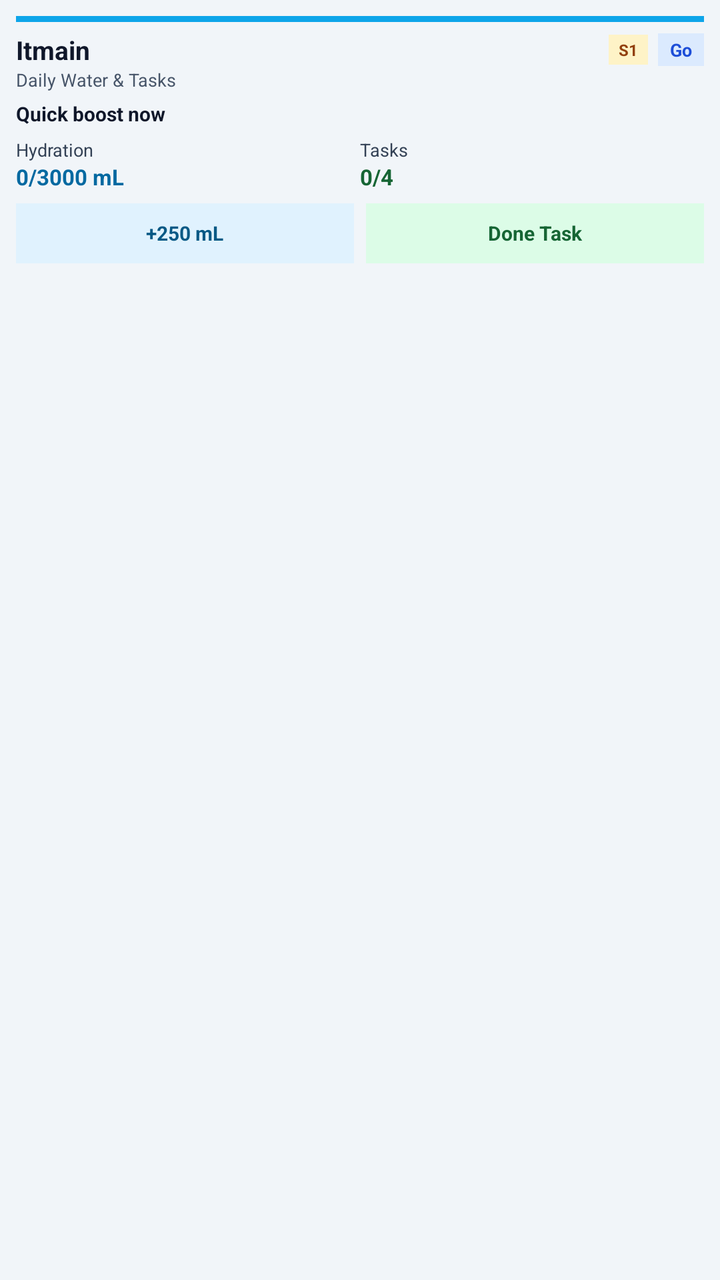
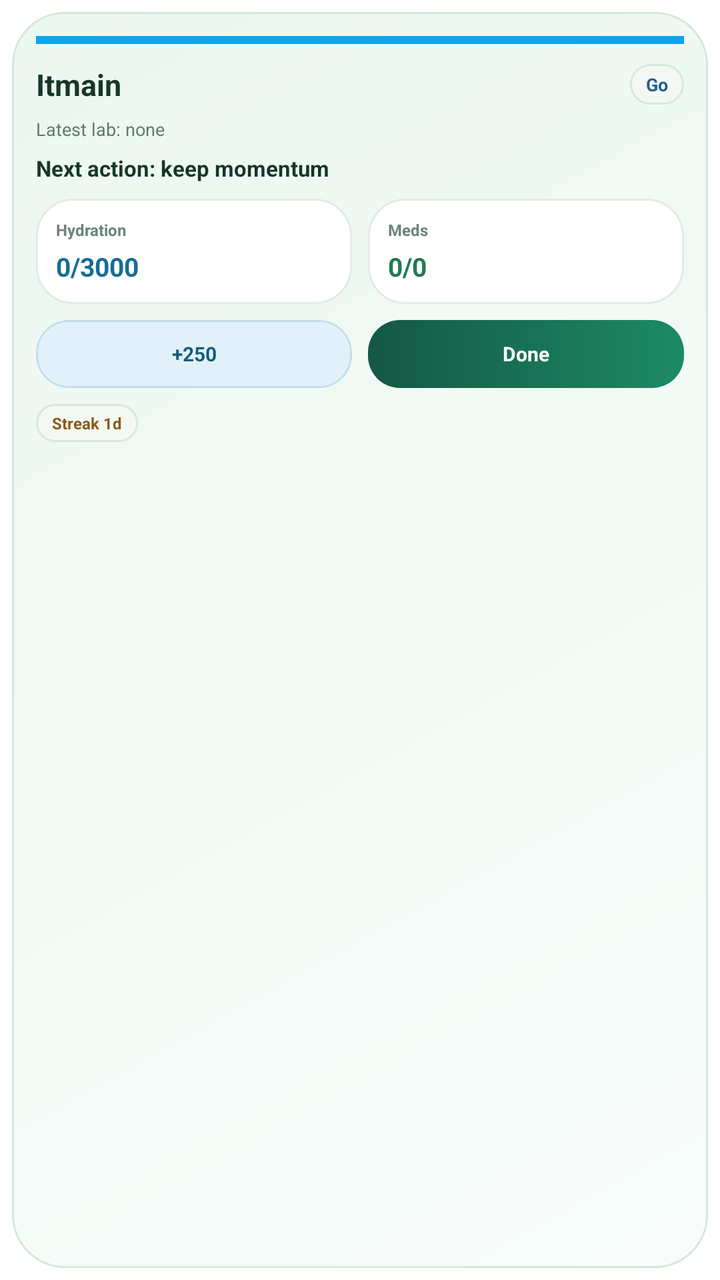

The first picture is an Android layout as it rendered before a commit; the second is the same layout after the commit. The layout source and the unified diff follow.
<!-- AndroidManifest.xml: fallback theme Theme.MaterialComponents.DayNight.NoActionBar -->
<!-- res/layout/itmain_home_widget_compact.xml -->
<?xml version="1.0" encoding="utf-8"?>
<LinearLayout xmlns:android="http://schemas.android.com/apk/res/android"
    android:id="@+id/widget_root"
    android:layout_width="match_parent"
    android:layout_height="match_parent"
    android:background="#F1F5F9"
    android:orientation="vertical"
    android:padding="8dp">

    <TextView
        android:id="@+id/highlight_bar"
        android:layout_width="match_parent"
        android:layout_height="3dp"
        android:text=""
        android:background="#0EA5E9" />

    <LinearLayout
        android:layout_width="match_parent"
        android:layout_height="wrap_content"
        android:layout_marginTop="5dp"
        android:gravity="center_vertical"
        android:orientation="horizontal">

        <TextView
            android:id="@+id/text_app_title"
            android:layout_width="0dp"
            android:layout_height="wrap_content"
            android:layout_weight="1"
            android:text="Itmain"
            android:textColor="#0F172A"
            android:textSize="13sp"
            android:textStyle="bold" />

        <LinearLayout
            android:layout_width="wrap_content"
            android:layout_height="wrap_content"
            android:orientation="horizontal"
            android:gravity="center_vertical">

            <TextView
                android:id="@+id/text_streak_badge"
                android:layout_width="wrap_content"
                android:layout_height="wrap_content"
                android:layout_marginEnd="5dp"
                android:background="#FEF3C7"
                android:gravity="center"
                android:paddingHorizontal="5dp"
                android:paddingVertical="2dp"
                android:text="S1"
                android:textColor="#92400E"
                android:textSize="8sp"
                android:textStyle="bold" />

            <TextView
                android:id="@+id/text_status_chip"
                android:layout_width="wrap_content"
                android:layout_height="wrap_content"
                android:background="#DBEAFE"
                android:gravity="center"
                android:paddingHorizontal="6dp"
                android:paddingVertical="2dp"
                android:text="Go"
                android:textColor="#1D4ED8"
                android:textSize="9sp"
                android:textStyle="bold" />
        </LinearLayout>
    </LinearLayout>

    <TextView
        android:id="@+id/text_subtitle"
        android:layout_width="match_parent"
        android:layout_height="wrap_content"
        android:text="Daily Water &amp; Tasks"
        android:textColor="#475569"
        android:textSize="9sp" />

    <TextView
        android:id="@+id/text_motivation"
        android:layout_width="match_parent"
        android:layout_height="wrap_content"
        android:layout_marginTop="4dp"
        android:text="Quick boost now"
        android:textColor="#0F172A"
        android:textSize="10sp"
        android:textStyle="bold" />

    <LinearLayout
        android:layout_width="match_parent"
        android:layout_height="wrap_content"
        android:layout_marginTop="5dp"
        android:gravity="center_vertical"
        android:orientation="horizontal">

        <LinearLayout
            android:layout_width="0dp"
            android:layout_height="wrap_content"
            android:layout_weight="1"
            android:orientation="vertical">

            <TextView
                android:id="@+id/text_water_label"
                android:layout_width="wrap_content"
                android:layout_height="wrap_content"
                android:text="Hydration"
                android:textColor="#334155"
                android:textSize="9sp" />

            <TextView
                android:id="@+id/text_water_value"
                android:layout_width="wrap_content"
                android:layout_height="wrap_content"
                android:text="0/3000 mL"
                android:textColor="#0369A1"
                android:textSize="11sp"
                android:textStyle="bold" />
        </LinearLayout>

        <LinearLayout
            android:layout_width="0dp"
            android:layout_height="wrap_content"
            android:layout_weight="1"
            android:orientation="vertical">

            <TextView
                android:id="@+id/text_tasks_label"
                android:layout_width="wrap_content"
                android:layout_height="wrap_content"
                android:text="Tasks"
                android:textColor="#334155"
                android:textSize="9sp" />

            <TextView
                android:id="@+id/text_tasks_value"
                android:layout_width="wrap_content"
                android:layout_height="wrap_content"
                android:text="0/4"
                android:textColor="#166534"
                android:textSize="11sp"
                android:textStyle="bold" />
        </LinearLayout>
    </LinearLayout>

    <LinearLayout
        android:layout_width="match_parent"
        android:layout_height="wrap_content"
        android:layout_marginTop="6dp"
        android:orientation="horizontal">

        <TextView
            android:id="@+id/btn_add_water"
            android:layout_width="0dp"
            android:layout_height="30dp"
            android:layout_weight="1"
            android:layout_marginEnd="6dp"
            android:background="#E0F2FE"
            android:gravity="center"
            android:paddingHorizontal="8dp"
            android:text="+250 mL"
            android:textColor="#075985"
            android:textSize="10sp"
            android:textStyle="bold" />

        <TextView
            android:id="@+id/btn_mark_task"
            android:layout_width="0dp"
            android:layout_height="30dp"
            android:layout_weight="1"
            android:background="#DCFCE7"
            android:gravity="center"
            android:paddingHorizontal="8dp"
            android:text="Done Task"
            android:textColor="#166534"
            android:textSize="10sp"
            android:textStyle="bold" />
    </LinearLayout>
</LinearLayout>
<!-- resources referenced by this layout -->
<resources>

</resources>

<!-- the commit's change to res/layout/itmain_home_widget_compact.xml (unified diff, before → after) -->
@@ -1,176 +1,192 @@
 <?xml version="1.0" encoding="utf-8"?>
-<LinearLayout xmlns:android="http://schemas.android.com/apk/res/android"
+<FrameLayout xmlns:android="http://schemas.android.com/apk/res/android"
     android:id="@+id/widget_root"
     android:layout_width="match_parent"
     android:layout_height="match_parent"
-    android:background="#F1F5F9"
-    android:orientation="vertical"
-    android:padding="8dp">
-
-    <TextView
-        android:id="@+id/highlight_bar"
-        android:layout_width="match_parent"
-        android:layout_height="3dp"
-        android:text=""
-        android:background="#0EA5E9" />
+    android:background="#00000000"
+    android:padding="6dp">
 
     <LinearLayout
         android:layout_width="match_parent"
-        android:layout_height="wrap_content"
-        android:layout_marginTop="5dp"
-        android:gravity="center_vertical"
-        android:orientation="horizontal">
+        android:layout_height="match_parent"
+        android:background="@drawable/itmain_widget_surface"
+        android:orientation="vertical"
+        android:padding="12dp">
 
         <TextView
-            android:id="@+id/text_app_title"
-            android:layout_width="0dp"
-            android:layout_height="wrap_content"
-            android:layout_weight="1"
-            android:text="Itmain"
-            android:textColor="#0F172A"
-            android:textSize="13sp"
-            android:textStyle="bold" />
+            android:id="@+id/highlight_bar"
+            android:layout_width="match_parent"
+            android:layout_height="4dp"
+            android:layout_marginBottom="10dp"
+            android:background="#0EA5E9"
+            android:text="" />
 
         <LinearLayout
-            android:layout_width="wrap_content"
+            android:layout_width="match_parent"
             android:layout_height="wrap_content"
-            android:orientation="horizontal"
-            android:gravity="center_vertical">
+            android:gravity="center_vertical"
+            android:orientation="horizontal">
 
             <TextView
-                android:id="@+id/text_streak_badge"
-                android:layout_width="wrap_content"
+                android:id="@+id/text_app_title"
+                android:layout_width="0dp"
                 android:layout_height="wrap_content"
-                android:layout_marginEnd="5dp"
-                android:background="#FEF3C7"
-                android:gravity="center"
-                android:paddingHorizontal="5dp"
-                android:paddingVertical="2dp"
-                android:text="S1"
-                android:textColor="#92400E"
-                android:textSize="8sp"
+                android:layout_weight="1"
+                android:text="Itmain"
+                android:textColor="#173629"
+                android:textSize="15sp"
                 android:textStyle="bold" />
 
             <TextView
                 android:id="@+id/text_status_chip"
                 android:layout_width="wrap_content"
                 android:layout_height="wrap_content"
-                android:background="#DBEAFE"
-                android:gravity="center"
-                android:paddingHorizontal="6dp"
-                android:paddingVertical="2dp"
+                android:background="@drawable/itmain_widget_chip"
+                android:paddingLeft="8dp"
+                android:paddingTop="4dp"
+                android:paddingRight="8dp"
+                android:paddingBottom="4dp"
                 android:text="Go"
-                android:textColor="#1D4ED8"
+                android:textColor="#245D90"
                 android:textSize="9sp"
                 android:textStyle="bold" />
         </LinearLayout>
-    </LinearLayout>
 
-    <TextView
-        android:id="@+id/text_subtitle"
-        android:layout_width="match_parent"
-        android:layout_height="wrap_content"
-        android:text="Daily Water &amp; Tasks"
-        android:textColor="#475569"
-        android:textSize="9sp" />
+        <TextView
+            android:id="@+id/text_subtitle"
+            android:layout_width="match_parent"
+            android:layout_height="wrap_content"
+            android:layout_marginTop="6dp"
+            android:ellipsize="end"
+            android:maxLines="1"
+            android:text="Latest lab: none"
+            android:textColor="#617A70"
+            android:textSize="9sp" />
 
-    <TextView
-        android:id="@+id/text_motivation"
-        android:layout_width="match_parent"
-        android:layout_height="wrap_content"
-        android:layout_marginTop="4dp"
-        android:text="Quick boost now"
-        android:textColor="#0F172A"
-        android:textSize="10sp"
-        android:textStyle="bold" />
-
-    <LinearLayout
-        android:layout_width="match_parent"
-        android:layout_height="wrap_content"
-        android:layout_marginTop="5dp"
-        android:gravity="center_vertical"
-        android:orientation="horizontal">
+        <TextView
+            android:id="@+id/text_motivation"
+            android:layout_width="match_parent"
+            android:layout_height="wrap_content"
+            android:layout_marginTop="6dp"
+            android:ellipsize="end"
+            android:maxLines="2"
+            android:text="Next action: keep momentum"
+            android:textColor="#173629"
+            android:textSize="11sp"
+            android:textStyle="bold" />
 
         <LinearLayout
-            android:layout_width="0dp"
+            android:layout_width="match_parent"
             android:layout_height="wrap_content"
-            android:layout_weight="1"
-            android:orientation="vertical">
+            android:layout_marginTop="8dp"
+            android:baselineAligned="false"
+            android:orientation="horizontal">
+
+            <LinearLayout
+                android:layout_width="0dp"
+                android:layout_height="wrap_content"
+                android:layout_weight="1"
+                android:layout_marginEnd="4dp"
+                android:background="@drawable/itmain_widget_stat_card"
+                android:orientation="vertical"
+                android:padding="10dp">
+
+                <TextView
+                    android:id="@+id/text_water_label"
+                    android:layout_width="wrap_content"
+                    android:layout_height="wrap_content"
+                    android:text="Hydration"
+                    android:textColor="#6A8579"
+                    android:textSize="8sp"
+                    android:textStyle="bold" />
+
+                <TextView
+                    android:id="@+id/text_water_value"
+                    android:layout_width="wrap_content"
+                    android:layout_height="wrap_content"
+                    android:layout_marginTop="4dp"
+                    android:text="0/3000"
+                    android:textColor="#146D97"
+                    android:textSize="13sp"
+                    android:textStyle="bold" />
+            </LinearLayout>
+
+            <LinearLayout
+                android:layout_width="0dp"
+                android:layout_height="wrap_content"
+                android:layout_weight="1"
+                android:layout_marginStart="4dp"
+                android:background="@drawable/itmain_widget_stat_card"
+                android:orientation="vertical"
+                android:padding="10dp">
+
+                <TextView
+                    android:id="@+id/text_tasks_label"
+                    android:layout_width="wrap_content"
+                    android:layout_height="wrap_content"
+                    android:text="Meds"
+                    android:textColor="#6A8579"
+                    android:textSize="8sp"
+                    android:textStyle="bold" />
+
+                <TextView
+                    android:id="@+id/text_tasks_value"
+                    android:layout_width="wrap_content"
+                    android:layout_height="wrap_content"
+                    android:layout_marginTop="4dp"
+                    android:text="0/0"
+                    android:textColor="#1F7A53"
+                    android:textSize="13sp"
+                    android:textStyle="bold" />
+            </LinearLayout>
+        </LinearLayout>
+
+        <LinearLayout
+            android:layout_width="match_parent"
+            android:layout_height="wrap_content"
+            android:layout_marginTop="8dp"
+            android:orientation="horizontal">
 
             <TextView
-                android:id="@+id/text_water_label"
-                android:layout_width="wrap_content"
-                android:layout_height="wrap_content"
-                android:text="Hydration"
-                android:textColor="#334155"
-                android:textSize="9sp" />
+                android:id="@+id/btn_add_water"
+                android:layout_width="0dp"
+                android:layout_height="34dp"
+                android:layout_weight="1"
+                android:layout_marginEnd="4dp"
+                android:background="@drawable/itmain_widget_secondary_action"
+                android:gravity="center"
+                android:text="+250"
+                android:textColor="#155C78"
+                android:textSize="10sp"
+                android:textStyle="bold" />
 
             <TextView
-                android:id="@+id/text_water_value"
-                android:layout_width="wrap_content"
-                android:layout_height="wrap_content"
-                android:text="0/3000 mL"
-                android:textColor="#0369A1"
-                android:textSize="11sp"
+                android:id="@+id/btn_mark_task"
+                android:layout_width="0dp"
+                android:layout_height="34dp"
+                android:layout_weight="1"
+                android:layout_marginStart="4dp"
+                android:background="@drawable/itmain_widget_primary_action"
+                android:gravity="center"
+                android:text="Done"
+                android:textColor="#FFFFFF"
+                android:textSize="10sp"
                 android:textStyle="bold" />
         </LinearLayout>
 
-        <LinearLayout
-            android:layout_width="0dp"
+        <TextView
+            android:id="@+id/text_streak_badge"
+            android:layout_width="wrap_content"
             android:layout_height="wrap_content"
-            android:layout_weight="1"
-            android:orientation="vertical">
-
-            <TextView
-                android:id="@+id/text_tasks_label"
-                android:layout_width="wrap_content"
-                android:layout_height="wrap_content"
-                android:text="Tasks"
-                android:textColor="#334155"
-                android:textSize="9sp" />
-
-            <TextView
-                android:id="@+id/text_tasks_value"
-                android:layout_width="wrap_content"
-                android:layout_height="wrap_content"
-                android:text="0/4"
-                android:textColor="#166534"
-                android:textSize="11sp"
-                android:textStyle="bold" />
-        </LinearLayout>
-    </LinearLayout>
-
-    <LinearLayout
-        android:layout_width="match_parent"
-        android:layout_height="wrap_content"
-        android:layout_marginTop="6dp"
-        android:orientation="horizontal">
-
-        <TextView
-            android:id="@+id/btn_add_water"
-            android:layout_width="0dp"
-            android:layout_height="30dp"
-            android:layout_weight="1"
-            android:layout_marginEnd="6dp"
-            android:background="#E0F2FE"
-            android:gravity="center"
-            android:paddingHorizontal="8dp"
-            android:text="+250 mL"
-            android:textColor="#075985"
-            android:textSize="10sp"
-            android:textStyle="bold" />
-
-        <TextView
-            android:id="@+id/btn_mark_task"
-            android:layout_width="0dp"
-            android:layout_height="30dp"
-            android:layout_weight="1"
-            android:background="#DCFCE7"
-            android:gravity="center"
-            android:paddingHorizontal="8dp"
-            android:text="Done Task"
-            android:textColor="#166534"
-            android:textSize="10sp"
+            android:layout_marginTop="8dp"
+            android:background="@drawable/itmain_widget_chip"
+            android:paddingLeft="8dp"
+            android:paddingTop="4dp"
+            android:paddingRight="8dp"
+            android:paddingBottom="4dp"
+            android:text="Streak 1d"
+            android:textColor="#8A5A13"
+            android:textSize="8sp"
             android:textStyle="bold" />
     </LinearLayout>
-</LinearLayout>
+</FrameLayout>
<!-- resource entries referenced after the edit -->
@@ -1,5 +1,62 @@
 <!-- resources referenced by this layout -->
 <resources>
-
+  <!-- drawable itmain_widget_chip (drawable) -->
+  <?xml version="1.0" encoding="utf-8"?>
+  <shape xmlns:android="http://schemas.android.com/apk/res/android"
+      android:shape="rectangle">
+      <corners android:radius="999dp" />
+      <solid android:color="#F3F8F5" />
+      <stroke
+          android:width="1dp"
+          android:color="#D8E8DE" />
+  </shape>
+  <!-- drawable itmain_widget_primary_action (drawable) -->
+  <?xml version="1.0" encoding="utf-8"?>
+  <shape xmlns:android="http://schemas.android.com/apk/res/android"
+      android:shape="rectangle">
+      <corners android:radius="16dp" />
+      <gradient
+          android:angle="0"
+          android:endColor="#1D8A65"
+          android:startColor="#145845" />
+  </shape>
+  <!-- drawable itmain_widget_secondary_action (drawable) -->
+  <?xml version="1.0" encoding="utf-8"?>
+  <shape xmlns:android="http://schemas.android.com/apk/res/android"
+      android:shape="rectangle">
+      <corners android:radius="16dp" />
+      <solid android:color="#E2F1F9" />
+      <stroke
+          android:width="1dp"
+          android:color="#C5DEEC" />
+  </shape>
+  <!-- drawable itmain_widget_stat_card (drawable) -->
+  <?xml version="1.0" encoding="utf-8"?>
+  <shape xmlns:android="http://schemas.android.com/apk/res/android"
+      android:shape="rectangle">
+      <corners android:radius="18dp" />
+      <solid android:color="#FFFFFF" />
+      <stroke
+          android:width="1dp"
+          android:color="#E1ECE4" />
+  </shape>
+  <!-- drawable itmain_widget_surface (drawable) -->
+  <?xml version="1.0" encoding="utf-8"?>
+  <shape xmlns:android="http://schemas.android.com/apk/res/android"
+      android:shape="rectangle">
+      <corners android:radius="26dp" />
+      <gradient
+          android:angle="315"
+          android:endColor="#F8FDFB"
+          android:startColor="#ECF7F0" />
+      <stroke
+          android:width="1dp"
+          android:color="#D5E8DA" />
+      <padding
+          android:left="14dp"
+          android:top="14dp"
+          android:right="14dp"
+          android:bottom="14dp" />
+  </shape>
 </resources>
 
